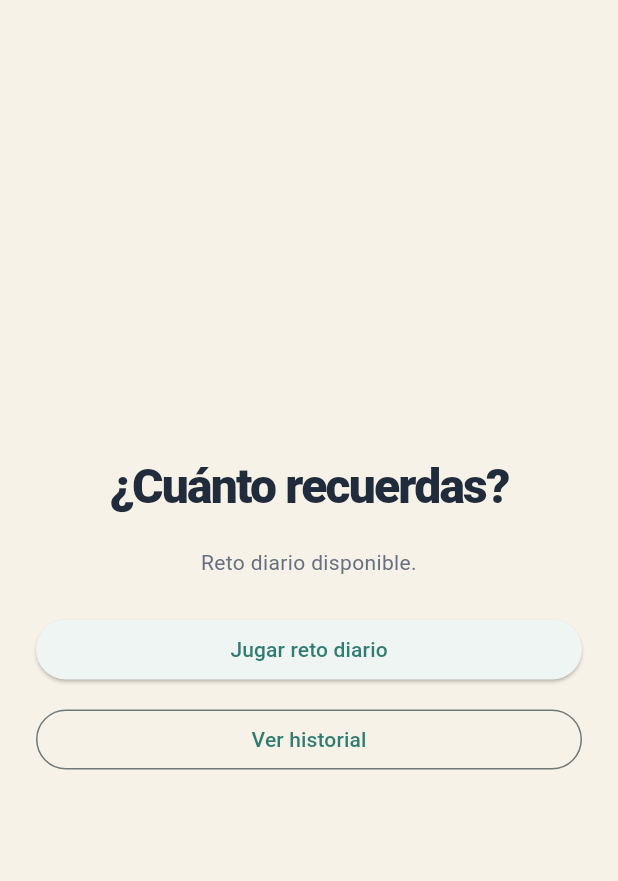
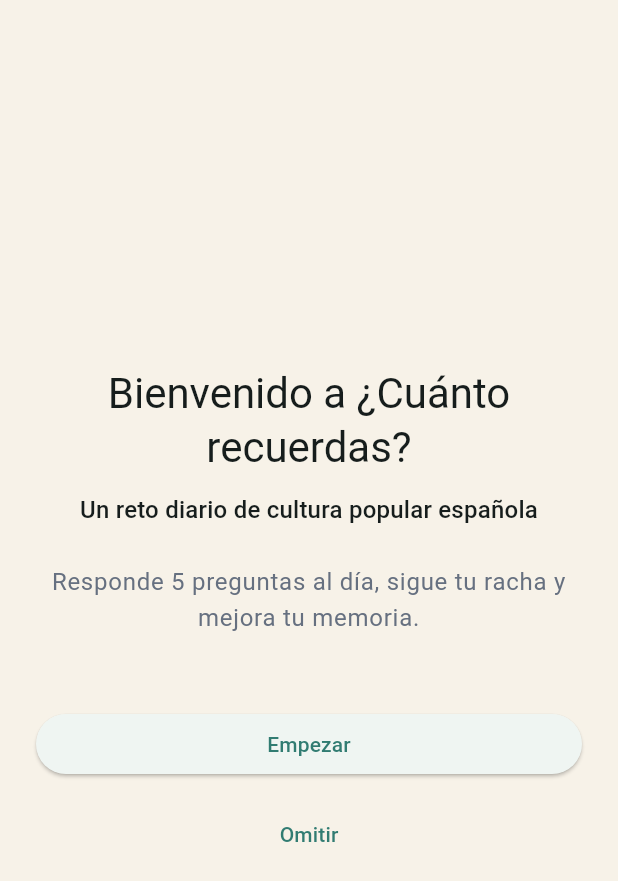
Before and after one commit to ricardo1976/test-mobile-app, a Flutter app: the screen it shows after launch, on a phone screen of 412 x 824 dp. Shown: the top 881 px of the screen. Run offline on Flutter 3.47's test engine with Material 3 defaults, Android fonts, the phone set to English and light mode, and no system bars; our stand-ins replace share_plus.

Commit message:
Add onboarding flow (R19)

```diff
--- a/lib/app/app.dart
+++ b/lib/app/app.dart
@@ -3,6 +3,7 @@ import 'package:flutter_localizations/flutter_localizations.dart';
 
 import '../features/history/presentation/history_screen.dart';
 import '../features/home/presentation/home_screen.dart';
+import '../features/onboarding/presentation/onboarding_screen.dart';
 import '../features/quiz/presentation/quiz_results_screen.dart';
 import '../features/quiz/domain/models.dart';
 import '../features/quiz/presentation/quiz_screen.dart';
@@ -20,7 +21,7 @@ class CuantoRecuerdasApp extends StatelessWidget {
   @override
   Widget build(BuildContext context) {
     return MaterialApp(
-      title: '?Cu?nto recuerdas?',
+      title: '¿Cuánto recuerdas?',
       debugShowCheckedModeBanner: false,
       locale: _locale,
       supportedLocales: AppLocalizations.supportedLocales,
@@ -29,12 +30,29 @@ class CuantoRecuerdasApp extends StatelessWidget {
         ...GlobalMaterialLocalizations.delegates,
       ],
       theme: AppTheme.light,
-      initialRoute: '/',
+      home: FutureBuilder<bool>(
+        future: dependencies.settingsStorage.isOnboardingCompleted(),
+        builder: (context, snapshot) {
+          if (!snapshot.hasData) {
+            return const Scaffold(
+              body: Center(child: CircularProgressIndicator()),
+            );
+          }
+          if (snapshot.data == true) {
+            return HomeScreen(dependencies: dependencies);
+          }
+          return OnboardingScreen(dependencies: dependencies);
+        },
+      ),
       onGenerateRoute: (settings) {
         switch (settings.name) {
           case '/':
             return MaterialPageRoute(
               builder: (_) => HomeScreen(dependencies: dependencies),
+            );
+          case '/onboarding':
+            return MaterialPageRoute(
+              builder: (_) => OnboardingScreen(dependencies: dependencies),
             );
           case '/quiz':
             return MaterialPageRoute(
--- a/lib/app/dependencies.dart
+++ b/lib/app/dependencies.dart
@@ -12,6 +12,7 @@ import '../features/quiz/domain/streak_calculator.dart';
 
 import 'services/advertising_service.dart';
 import 'services/share_service.dart';
+import 'settings/settings_storage.dart';
 
 class AppDependencies {
   AppDependencies({
@@ -23,6 +24,7 @@ class AppDependencies {
     required this.streakCalculator,
     this.adService = const NoOpAdService(),
     this.shareService = const NoOpShareService(),
+    required this.settingsStorage,
   });
 
   final QuestionRepository questionRepository;
@@ -33,6 +35,7 @@ class AppDependencies {
   final StreakCalculator streakCalculator;
   final AdService adService;
   final ShareService shareService;
+  final SettingsStorage settingsStorage;
 
   Future<void> initialize() async {
     await questionRepository.load();
@@ -44,6 +47,7 @@ class AppDependencies {
     final file = progressFile ?? await _defaultProgressFile();
     final storage = FileProgressStorage(file);
     final progressRepository = ProgressRepository(storage: storage);
+    final settingsFile = await SettingsStorage.defaultFile();
     final dependencies = AppDependencies(
       questionRepository: QuestionRepository(),
       progressStorage: storage,
@@ -53,6 +57,7 @@ class AppDependencies {
       streakCalculator: const StreakCalculator(),
       adService: const NoOpAdService(),
       shareService: const NoOpShareService(),
+      settingsStorage: SettingsStorage(settingsFile),
     );
     await dependencies.initialize();
     return dependencies;
--- /dev/null
+++ b/lib/features/onboarding/presentation/onboarding_screen.dart
@@ -0,0 +1,63 @@
+import 'package:flutter/material.dart';
+
+import '../../../app/dependencies.dart';
+import '../../../app/widgets/app_buttons.dart';
+import '../../../l10n/app_localizations.dart';
+
+class OnboardingScreen extends StatelessWidget {
+  const OnboardingScreen({super.key, required this.dependencies});
+
+  final AppDependencies dependencies;
+
+  Future<void> _completeOnboarding(BuildContext context) async {
+    await dependencies.settingsStorage.setOnboardingCompleted();
+    if (context.mounted) {
+      Navigator.of(context).pushReplacementNamed('/');
+    }
+  }
+
+  @override
+  Widget build(BuildContext context) {
+    final l10n = AppLocalizations.of(context)!;
+    return Scaffold(
+      body: SafeArea(
+        child: Padding(
+          padding: const EdgeInsets.all(24),
+          child: Column(
+            mainAxisAlignment: MainAxisAlignment.center,
+            crossAxisAlignment: CrossAxisAlignment.stretch,
+            children: [
+              Text(
+                l10n.onboardingTitle,
+                textAlign: TextAlign.center,
+                style: Theme.of(context).textTheme.headlineMedium,
+              ),
+              const SizedBox(height: 12),
+              Text(
+                l10n.onboardingSubtitle,
+                textAlign: TextAlign.center,
+                style: Theme.of(context).textTheme.titleMedium,
+              ),
+              const SizedBox(height: 24),
+              Text(
+                l10n.onboardingDescription,
+                textAlign: TextAlign.center,
+                style: Theme.of(context).textTheme.bodyLarge,
+              ),
+              const SizedBox(height: 48),
+              AppPrimaryButton(
+                onPressed: () => _completeOnboarding(context),
+                child: Text(l10n.onboardingStart),
+              ),
+              const SizedBox(height: 12),
+              TextButton(
+                onPressed: () => _completeOnboarding(context),
+                child: Text(l10n.onboardingSkip),
+              ),
+            ],
+          ),
+        ),
+      ),
+    );
+  }
+}
--- a/lib/l10n/app_es.arb
+++ b/lib/l10n/app_es.arb
@@ -58,6 +58,11 @@
       }
     }
   },
+  "onboardingTitle": "Bienvenido a ¿Cuánto recuerdas?",
+  "onboardingSubtitle": "Un reto diario de cultura popular española",
+  "onboardingDescription": "Responde 5 preguntas al día, sigue tu racha y mejora tu memoria.",
+  "onboardingStart": "Empezar",
+  "onboardingSkip": "Omitir",
   "statistics": "Estadísticas",
   "gamesPlayed": "Partidas jugadas",
   "correctAnswers": "Respuestas correctas",
--- a/lib/l10n/app_localizations.dart
+++ b/lib/l10n/app_localizations.dart
@@ -262,6 +262,36 @@ abstract class AppLocalizations {
   /// **'He sacado {correct}/{total} en \"¿Cuánto recuerdas?\". ¡Pruébalo tú también!'**
   String shareResultText(int correct, int total);
 
+  /// No description provided for @onboardingTitle.
+  ///
+  /// In es, this message translates to:
+  /// **'Bienvenido a ¿Cuánto recuerdas?'**
+  String get onboardingTitle;
+
+  /// No description provided for @onboardingSubtitle.
+  ///
+  /// In es, this message translates to:
+  /// **'Un reto diario de cultura popular española'**
+  String get onboardingSubtitle;
+
+  /// No description provided for @onboardingDescription.
+  ///
+  /// In es, this message translates to:
+  /// **'Responde 5 preguntas al día, sigue tu racha y mejora tu memoria.'**
+  String get onboardingDescription;
+
+  /// No description provided for @onboardingStart.
+  ///
+  /// In es, this message translates to:
+  /// **'Empezar'**
+  String get onboardingStart;
+
+  /// No description provided for @onboardingSkip.
+  ///
+  /// In es, this message translates to:
+  /// **'Omitir'**
+  String get onboardingSkip;
+
   /// No description provided for @statistics.
   ///
   /// In es, this message translates to:
--- a/lib/l10n/app_localizations_es.dart
+++ b/lib/l10n/app_localizations_es.dart
@@ -100,6 +100,22 @@ class AppLocalizationsEs extends AppLocalizations {
   }
 
   @override
+  String get onboardingTitle => 'Bienvenido a ¿Cuánto recuerdas?';
+
+  @override
+  String get onboardingSubtitle => 'Un reto diario de cultura popular española';
+
+  @override
+  String get onboardingDescription =>
+      'Responde 5 preguntas al día, sigue tu racha y mejora tu memoria.';
+
+  @override
+  String get onboardingStart => 'Empezar';
+
+  @override
+  String get onboardingSkip => 'Omitir';
+
+  @override
   String get statistics => 'Estadísticas';
 
   @override
```
Also changed, not shown: lib/app/settings/settings_storage.dart (added, +44 -0 lines).
